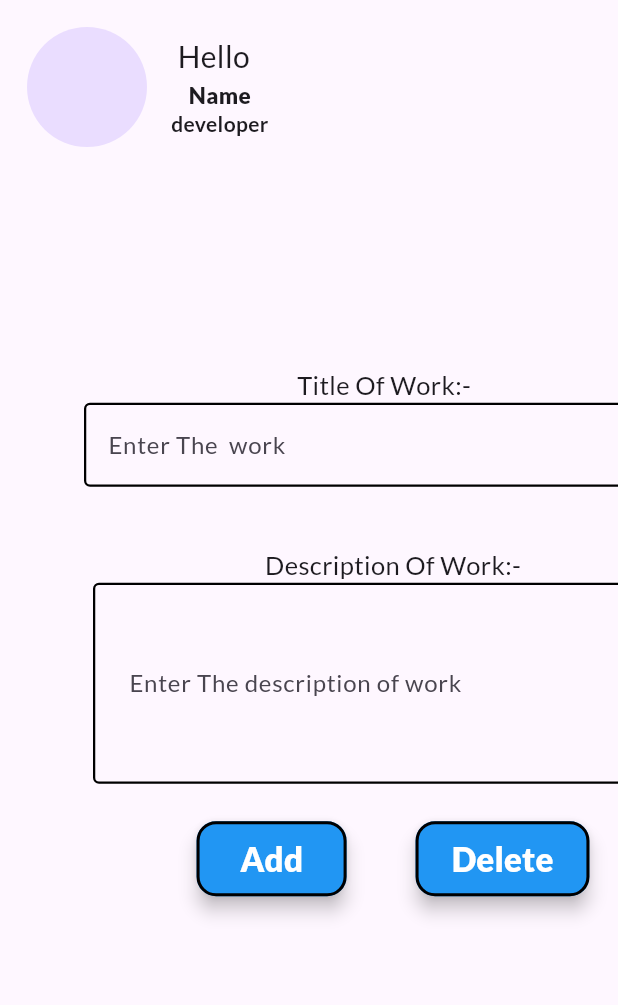
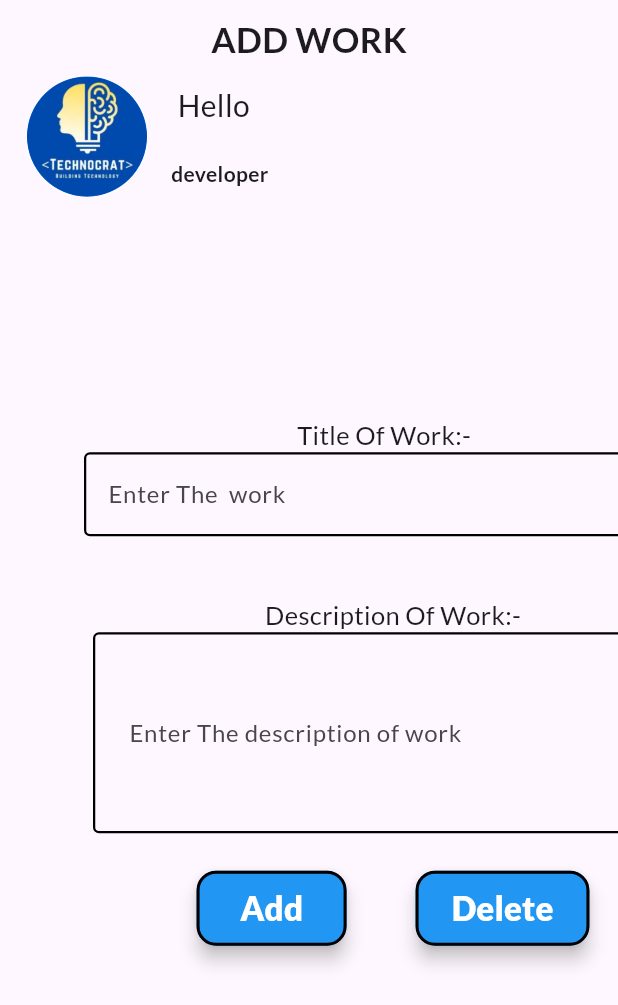
Before and after one commit to RakeshKumarSenapati/Staff_task_management, a Flutter app: the Web_Add_TAsk screen opened directly, after a tap on "Add", on a phone screen of 412 x 824 dp. Shown: the top 1005 px of the screen. Run offline on Flutter 3.47's test engine with Material 3 defaults, Android fonts, the phone set to English and light mode, and no system bars; our stand-ins replace flutter_svg, fluttertoast, google_fonts, month_picker_dialog, shared_preferences; missing offline and left inert: qr_code_scanner; accounts and stored records are empty; network calls fail.

Commit message:
Shankar Final Commit

```diff
--- a/lib/main.dart
+++ b/lib/main.dart
@@ -37,7 +37,7 @@ class MyHomePage extends StatelessWidget {
             return MaterialApp(
               debugShowCheckedModeBanner: false,
               // home: const Mob_Splash_screen(),
-              home: Mob_Splash_screen(),
+              home: const Mob_Splash_screen(),
               themeMode: ThemeMode.light,
               theme: ThemeData(
                   primaryColor: const Color.fromARGB(255, 0, 127, 139),
--- a/lib/mobile/mob_login.dart
+++ b/lib/mobile/mob_login.dart
@@ -43,8 +43,10 @@ class _Mob_Login_PageState extends State<Mob_Login_Page> {
         textColor: Colors.white,
       );
       SharedPreferences prefs = await SharedPreferences.getInstance();
-        prefs.setString('userID', user.text);
-        prefs.setString('password', pass.text);
+        prefs.setBool('isLoggedIn', true); // Mark the user as logged in
+        prefs.setString('userID', user.text); // Save user ID
+        prefs.setString('password', pass.text); // Save password
+
         setState(() {
           // Navigate to the HomePage on successful login
           Navigator.pushReplacement(
--- a/lib/web/web_add_task.dart
+++ b/lib/web/web_add_task.dart
@@ -1,4 +1,6 @@
 import 'package:flutter/material.dart';
+import 'package:fluttertoast/fluttertoast.dart';
+import 'package:shared_preferences/shared_preferences.dart';
 
 class Web_Add_TAsk extends StatefulWidget {
   const Web_Add_TAsk({super.key});
@@ -8,6 +10,62 @@ class Web_Add_TAsk extends StatefulWidget {
 }
 
 class _Web_Add_TAskState extends State<Web_Add_TAsk> {
+  TextEditingController TITLE = TextEditingController();
+  TextEditingController DESCRIPTION = TextEditingController();
+
+  late String userID;
+
+  get http => null;
+
+  Future<void> retrieveStoredData() async {
+    SharedPreferences prefs = await SharedPreferences.getInstance();
+    userID = prefs.getString('userID') ?? '';
+  }
+
+  @override
+  void initState() {
+    super.initState();
+    retrieveStoredData().then((_) {
+      setState(() {}); // Set the state to rebuild the widget
+    });
+  }
+
+  Future<void> _AddTaskk() async {
+    final response = await http.post(
+      Uri.parse('https://creativecollege.in/Flutter/AddTask.php'),
+      body: {
+        'TITLE': TITLE.text,
+        'DESCRIPTION': DESCRIPTION.text,
+        'userID': userID,
+        // 'STARTDATE': currentDate.toLocal(),
+      },
+    );
+    if (response.statusCode == 200) {
+      if (response.body == 'Success') {
+        Fluttertoast.showToast(
+          msg: 'WORK ADDED',
+          gravity: ToastGravity.BOTTOM,
+          backgroundColor: Colors.green,
+          textColor: Colors.white,
+        );
+      } else {
+        Fluttertoast.showToast(
+          msg: 'Failed Loading',
+          gravity: ToastGravity.BOTTOM,
+          backgroundColor: Colors.green,
+          textColor: Colors.white,
+        );
+      }
+    } else {
+      // Fluttertoast.showToast(
+      //   msg: 'EXCEPTION',
+      //   gravity: ToastGravity.BOTTOM,
+      //   backgroundColor: Colors.green,
+      //   textColor: Colors.white,
+      // );
+    }
+  }
+
   @override
   Widget build(BuildContext context) {
     var name = "Name";
@@ -15,31 +73,15 @@ class _Web_Add_TAskState extends State<Web_Add_TAsk> {
     return Scaffold(
         body: SingleChildScrollView(
       child: Container(
-        margin: EdgeInsets.only(top: 10),
+        margin: const EdgeInsets.only(top: 10),
         child: Column(
           mainAxisAlignment: MainAxisAlignment.start,
           children: [
-            /*Center(
+            const Center(
               child: Text(
-              "ADD WORKS",
+                "ADD WORK",
                 style: TextStyle(fontSize: 23, fontWeight: FontWeight.w700),
-            )),*/
-            /* ListTile(
-                  leading:
-                     Container(
-                      width: 100,
-                      height: 200,
-                                           child: CircleAvatar(
-
-                        backgroundColor:Colors.green,
-                        // backgroundImage: AssetImage("assets/images/user.jpeg"),
-
-                                       ),
-                     ),
-
-                  title:Text("Hello user") ,
-
-                ),*/
+              ), ),
             Row(
               children: [
                 Container(
@@ -47,8 +89,9 @@ class _Web_Add_TAskState extends State<Web_Add_TAsk> {
                   child: const Padding(
                     padding: EdgeInsets.all(8.0),
                     child: CircleAvatar(
-                      // backgroundColor: Colors.blue,
-                      // backgroundImage: AssetImage("assets/images/user2.jpg"),
+                      backgroundColor: Colors.blue,
+                      backgroundImage:
+                          AssetImage("assets/images/technocart.png"),
                       radius: 40,
                     ),
                   ),
@@ -62,7 +105,7 @@ class _Web_Add_TAskState extends State<Web_Add_TAsk> {
                           style: TextStyle(fontSize: 20),
                         ),
                         Text(
-                          name,
+                          userID,
                           style: const TextStyle(
                               fontSize: 15, fontWeight: FontWeight.w800),
                         ),
@@ -98,15 +141,20 @@ class _Web_Add_TAskState extends State<Web_Add_TAsk> {
                                           fontWeight: FontWeight.w400),
                                     ),
                                     TextField(
+                                      controller:TITLE ,
                                       decoration: InputDecoration(
                                           hintText: "Enter The  work",
                                           // enabled: true,
-                                          focusedBorder: const OutlineInputBorder(
+                                          focusedBorder:
+                                              const OutlineInputBorder(
                                                   borderSide: BorderSide(
-                                                  color: Color.fromARGB(
-                                                      232, 95, 1, 105),
+                                                      color:
+                                                          Color
+                                                              .fromARGB(232, 95,
+                                                                  1, 105),
                                                       width: 2)),
-                                          enabledBorder: const OutlineInputBorder(
+                                          enabledBorder:
+                                              const OutlineInputBorder(
                                                   borderSide: BorderSide(
                                                       color: Colors.black,
                                                       width: 1.5)),
@@ -133,6 +181,7 @@ class _Web_Add_TAskState extends State<Web_Add_TAsk> {
                                   ),
                                   SingleChildScrollView(
                                     child: TextFormField(
+                                      controller: DESCRIPTION,
                                       maxLines: null,
                                       decoration: InputDecoration(
                                           hintText:
@@ -142,12 +191,16 @@ class _Web_Add_TAskState extends State<Web_Add_TAsk> {
                                               bottom: 110.0,
                                               left: 20.0,
                                               right: 23.0),
-                                          focusedBorder: const OutlineInputBorder(
+                                          focusedBorder:
+                                              const OutlineInputBorder(
                                                   borderSide: BorderSide(
-                                                  color: Color.fromARGB(
-                                                      232, 95, 1, 105),
+                                                      color:
+                                                          Color
+                                                              .fromARGB(232, 95,
+                                                                  1, 105),
                                                       width: 2)),
-                                          enabledBorder: const OutlineInputBorder(
+                                          enabledBorder:
+                                              const OutlineInputBorder(
                                                   borderSide: BorderSide(
                                                       color: Colors.black,
                                                       width: 1.5)),
@@ -167,7 +220,9 @@ class _Web_Add_TAskState extends State<Web_Add_TAsk> {
                               Padding(
                                 padding: const EdgeInsets.only(right: 23),
                                 child: ElevatedButton(
-                                  onPressed: () {},
+                                  onPressed: () {
+                                    _AddTaskk();
+                                  },
                                   child: const Text(
                                     "Add",
                                     style: TextStyle(
@@ -200,7 +255,8 @@ class _Web_Add_TAskState extends State<Web_Add_TAsk> {
                                                 color: Colors.black, width: 2)),
                                       ),
                                       overlayColor: MaterialStateProperty.all(
-                                          const Color.fromARGB(255, 51, 24, 148))),
+                                          const Color.fromARGB(
+                                              255, 51, 24, 148))),
                                 ),
                               ),
                               Padding(
@@ -238,7 +294,8 @@ class _Web_Add_TAskState extends State<Web_Add_TAsk> {
                                                 color: Colors.black, width: 2)),
                                       ),
                                       overlayColor: MaterialStateProperty.all(
-                                          const Color.fromARGB(255, 51, 24, 148))),
+                                          const Color.fromARGB(
+                                              255, 51, 24, 148))),
                                 ),
                               )
                             ],
--- a/lib/web/web_navbar.dart
+++ b/lib/web/web_navbar.dart
@@ -78,7 +78,7 @@ class _NavPageState extends State<NavPage> {
               ),
             ),
           ],
-        title: Text('HI $name'),
+        title: Text('HI ,$name'),
       ),
       body: _pages[_currentIndex],
       bottomNavigationBar: Container(
--- a/pubspec.yaml
+++ b/pubspec.yaml
@@ -46,9 +46,10 @@ dependencies:
   intl: ^0.18.1
   month_picker_dialog: ^2.0.2
   fluttertoast: ^8.0.8
-  shared_preferences: ^2.0.7
+  shared_preferences: ^2.2.2
   permission_handler: ^11.0.1
   image_picker: ^1.0.4
+  flutter_barcode_sdk: ^2.2.6
 
 
 
```
Also changed, not shown: lib/mobile/mob_Profile.dart (+13 -48 lines), lib/mobile/mob_splash_screen.dart (+25 -7 lines), lib/web/Web_splash_screen.dart (+24 -6 lines), lib/web/web_login.dart (+15 -6 lines), pubspec.lock, 5 other files. Lines whose indentation alone changed are shown as unchanged.
